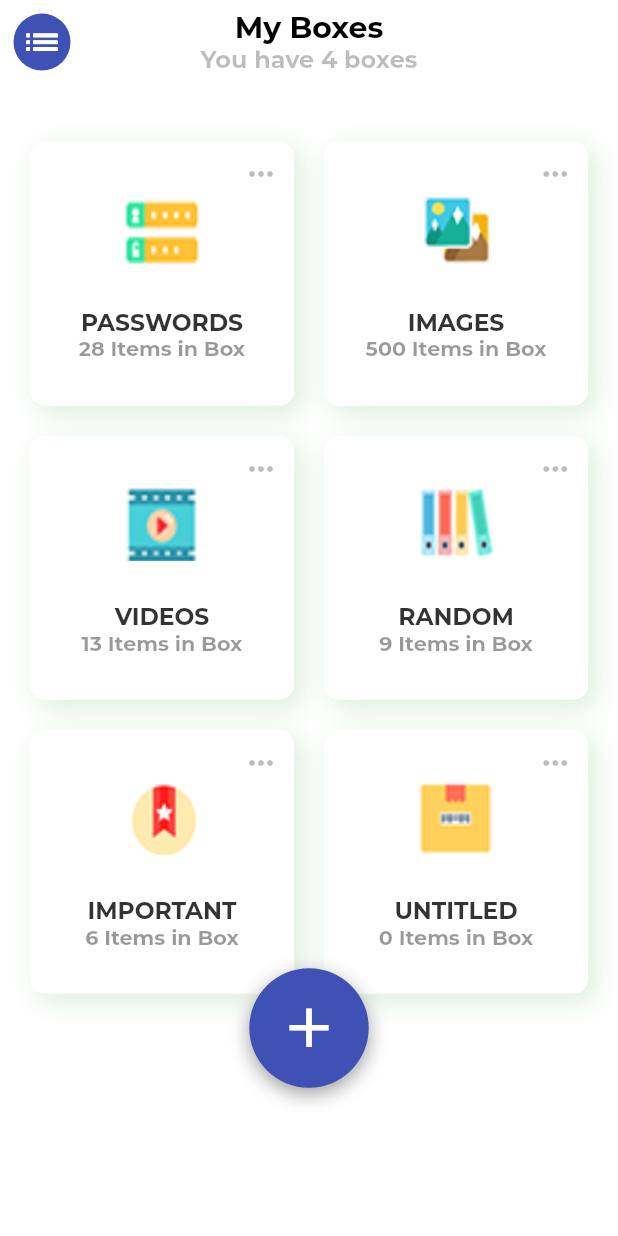
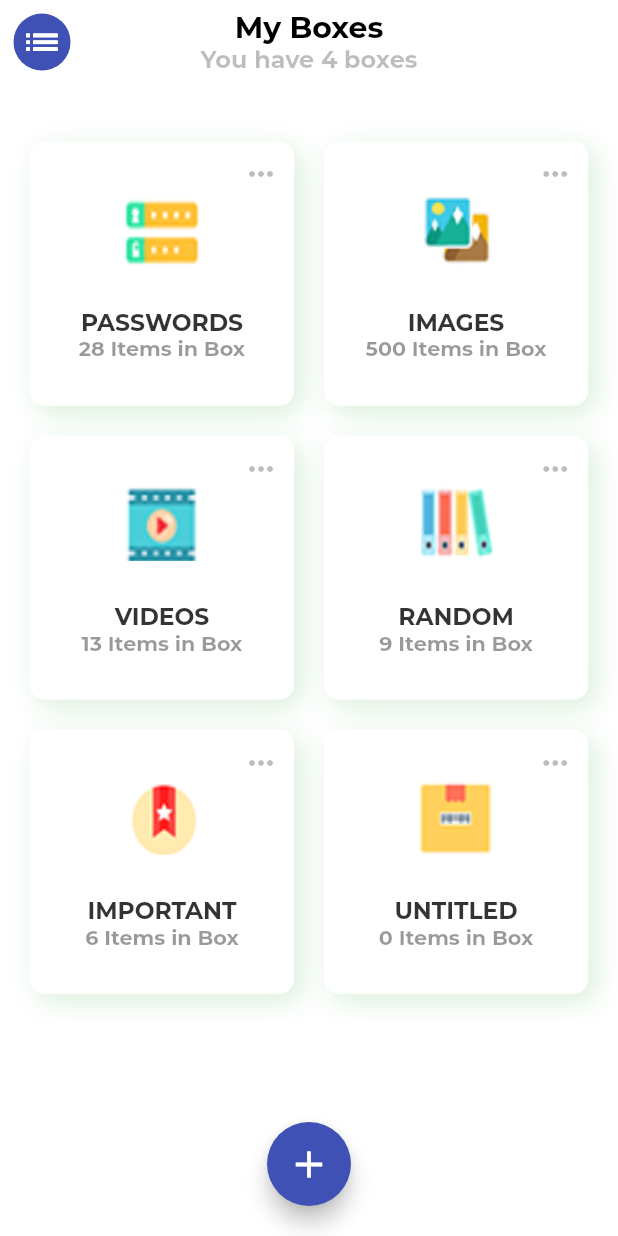
Before and after one commit to hatuan314/flutter-basic, a Flutter app: the home_page screen opened directly, on a phone screen of 412 x 824 dp. Run offline on Flutter 3.47's test engine with Material 2 defaults, Android fonts, the phone set to English and light mode, and no system bars; our stand-ins replace flutter_screenutil, video_player; project files that could hold a hidden picture were left out.

Commit message:
Review Code

```diff
--- a/flutter_basic_app/lib/presentation/journey/buoi7/bai1/src/home_page/home_page.dart
+++ b/flutter_basic_app/lib/presentation/journey/buoi7/bai1/src/home_page/home_page.dart
@@ -18,31 +18,18 @@ class _home_pageState extends State<home_page> {
     return Scaffold(
       backgroundColor: Colors.white70.withOpacity(0.97),
       appBar: _appBar(),
-      body: Stack(
-        children: [
-          grid_View(context),
-          Positioned(
-            bottom: height*0.12,
-              right: witdh/2-ScreenUtil().setWidth(80)/2,
-              child: Container(
-                height: ScreenUtil().setWidth(80),
-                width: ScreenUtil().setWidth(80),
-                decoration: BoxDecoration(
-                    color: Colors.indigo,
-                  shape: BoxShape.circle,
-                  boxShadow: [
-                    BoxShadow(
-                      color: Colors.grey,
-                      blurRadius: 10,
-                      offset: Offset(0, 4)
-                    )
-                  ]
-                ),
-                child:Center(child: Text("+",style: TextStyle(color: Colors.white,fontSize: ScreenUtil().setWidth(60)),)),
-              ),
-          )
-        ],
-      )
+      floatingActionButton: Padding(
+        padding: EdgeInsets.only(bottom: 20),
+        child: FloatingActionButton(
+          onPressed: () {
+            // Add your onPressed code here!
+          },
+          child: const Icon(Icons.add, size:  30,),
+          backgroundColor: Colors.indigo,
+        ),
+      ),
+        floatingActionButtonLocation: FloatingActionButtonLocation.miniCenterDocked,
+      body: grid_View(context),
     );
 
   }
```
Also changed, not shown: flutter_basic_app/lib/presentation/journey/buoi7/bai2/__mock__/image_mock.dart (added, +80 -0 lines), flutter_basic_app/lib/presentation/journey/buoi7/bai2/home_page_bai2/Widgets/grid_View.dart (+14 -97 lines), flutter_basic_app/lib/presentation/journey/buoi7/bai2/home_page_bai2/Widgets/image_item_widget.dart (added, +52 -0 lines).
